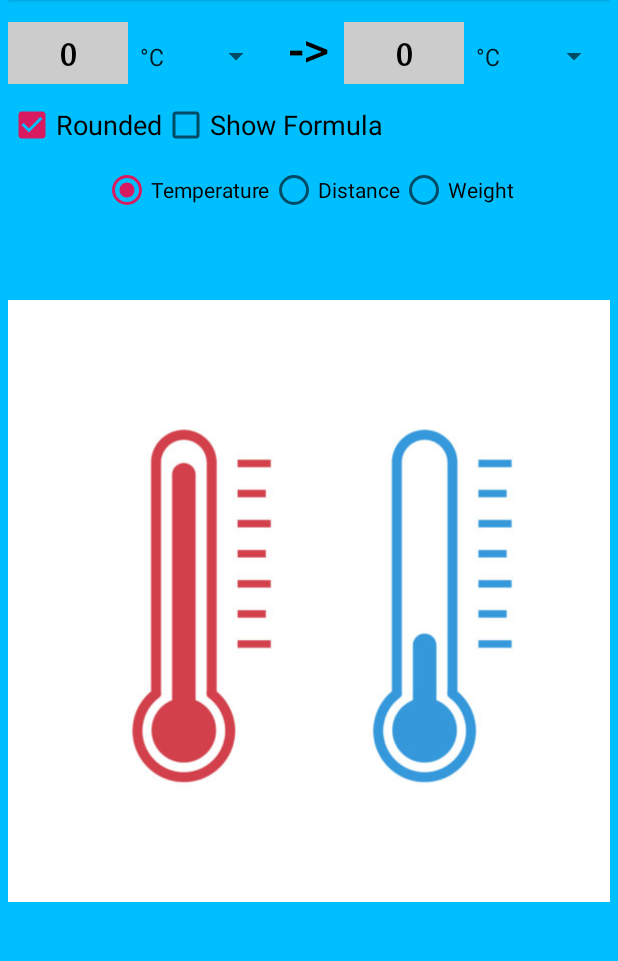
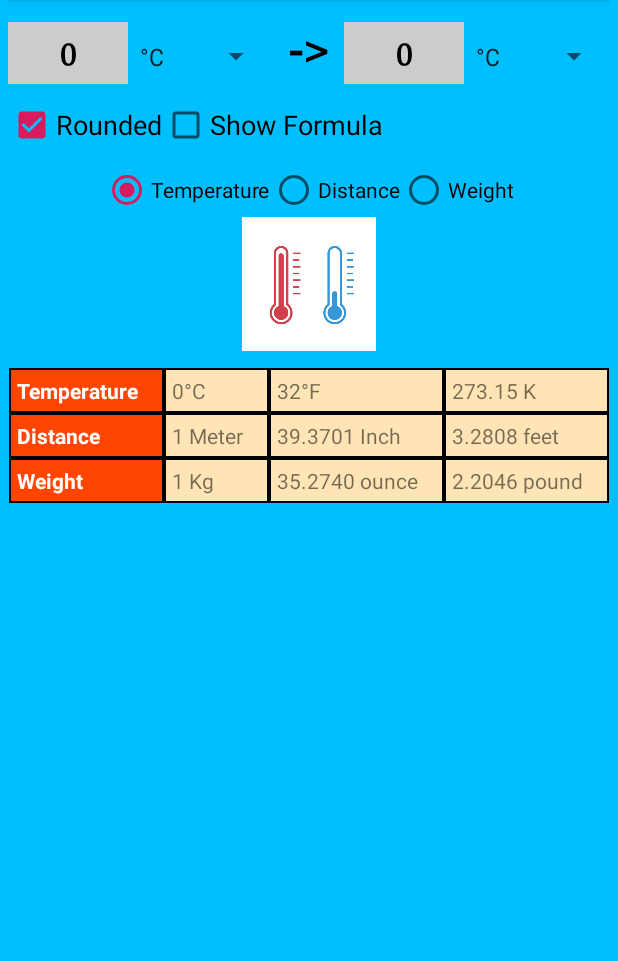
Before and after one commit to gaizkazaqhariou/Task1-BasicApp, an Android app: the screen it shows after launch (MainActivity), on a phone screen of 412 x 824 dp, the part 251-1212 px from its top. Run offline under Robolectric (Android 15) with nearby library versions, the phone set to English and light mode, and no system bars.

Commit message:
complete task 8 & 9

```diff
--- /dev/null
+++ b/app/src/main/res/drawable/cell_style.xml
@@ -0,0 +1,14 @@
+<?xml version="1.0" encoding="utf-8"?>
+<shape xmlns:android="http://schemas.android.com/apk/res/android"
+    android:shape="rectangle">
+
+    <gradient
+        android:angle="90"
+        android:centerColor="#FFE4B5"
+        android:endColor="#FFE4B5"
+        android:startColor="#FFE4B5"
+        android:type="linear" />
+    <stroke
+        android:width="1dp"
+        android:color="#000000" />
+</shape>
--- /dev/null
+++ b/app/src/main/res/drawable/header_style.xml
@@ -0,0 +1,13 @@
+<?xml version="1.0" encoding="utf-8"?>
+<shape xmlns:android="http://schemas.android.com/apk/res/android"
+    android:shape="rectangle">
+    <gradient
+        android:angle="90"
+        android:centerColor="#FF4500"
+        android:endColor="#FF4500"
+        android:startColor="#FF4500"
+        android:type="linear" />
+    <stroke
+        android:width="1dp"
+        android:color="#000000" />
+</shape>
--- a/app/src/main/res/layout/activity_main.xml
+++ b/app/src/main/res/layout/activity_main.xml
@@ -167,12 +167,136 @@
 
     <ImageView
         android:id="@+id/imgFormula"
-        android:layout_width="match_parent"
-        android:layout_height="match_parent"
+        android:layout_width="89dp"
+        android:layout_height="89dp"
         android:layout_below="@+id/radioGroup"
         android:layout_centerHorizontal="true"
         android:layout_marginTop="1pt"
         android:src="@drawable/temperature"
         android:visibility="visible" />
 
+    <TableLayout
+        android:id="@+id/table"
+        android:layout_width="wrap_content"
+        android:layout_height="wrap_content"
+        android:layout_below="@+id/imgFormula"
+        android:layout_centerHorizontal="true"
+        android:layout_marginTop="5pt"
+        android:stretchColumns="*">
+
+        <TableRow>
+
+            <TextView
+                android:id="@+id/tv11"
+                android:layout_width="wrap_content"
+                android:layout_height="wrap_content"
+                android:background="@drawable/header_style"
+                android:padding="5dp"
+                android:text="@string/rbTemp"
+                android:textColor="#FFFFFF"
+                android:textStyle="bold" />
+
+            <TextView
+                android:id="@+id/tv12"
+                android:layout_width="wrap_content"
+                android:layout_height="wrap_content"
+                android:background="@drawable/cell_style"
+                android:padding="5dp"
+                android:text="0°C" />
+
+            <TextView
+                android:id="@+id/tv13"
+                android:layout_width="wrap_content"
+                android:layout_height="wrap_content"
+                android:background="@drawable/cell_style"
+                android:padding="5dp"
+                android:text="32°F" />
+
+            <TextView
+                android:id="@+id/tv14"
+                android:layout_width="wrap_content"
+                android:layout_height="wrap_content"
+                android:background="@drawable/cell_style"
+                android:padding="5dp"
+                android:text="273.15 K" />
+
+        </TableRow>
+
+        <TableRow>
+
+            <TextView
+                android:id="@+id/tv21"
+                android:layout_width="wrap_content"
+                android:layout_height="wrap_content"
+                android:background="@drawable/header_style"
+                android:padding="5dp"
+                android:text="@string/rbDist"
+                android:textColor="#FFFFFF"
+                android:textStyle="bold" />
+
+            <TextView
+                android:id="@+id/tv22"
+                android:layout_width="wrap_content"
+                android:layout_height="wrap_content"
+                android:background="@drawable/cell_style"
+                android:padding="5dp"
+                android:text="1 Meter" />
+
+            <TextView
+                android:id="@+id/tv23"
+                android:layout_width="wrap_content"
+                android:layout_height="wrap_content"
+                android:background="@drawable/cell_style"
+                android:padding="5dp"
+                android:text="39.3701 Inch" />
+
+            <TextView
+                android:id="@+id/tv24"
+                android:layout_width="wrap_content"
+                android:layout_height="wrap_content"
+                android:background="@drawable/cell_style"
+                android:padding="5dp"
+                android:text="3.2808 feet" />
+
+        </TableRow>
+
+        <TableRow>
+
+            <TextView
+                android:id="@+id/tv31"
+                android:layout_width="wrap_content"
+                android:layout_height="wrap_content"
+                android:background="@drawable/header_style"
+                android:padding="5dp"
+                android:text="@string/rbWeight"
+                android:textColor="#FFFFFF"
+                android:textStyle="bold" />
+
+            <TextView
+                android:id="@+id/tv32"
+                android:layout_width="wrap_content"
+                android:layout_height="wrap_content"
+                android:background="@drawable/cell_style"
+                android:padding="5dp"
+                android:text="1 Kg" />
+
+            <TextView
+                android:id="@+id/tv33"
+                android:layout_width="wrap_content"
+                android:layout_height="wrap_content"
+                android:background="@drawable/cell_style"
+                android:padding="5dp"
+                android:text="35.2740 ounce" />
+
+            <TextView
+                android:id="@+id/tv34"
+                android:layout_width="wrap_content"
+                android:layout_height="wrap_content"
+                android:background="@drawable/cell_style"
+                android:padding="5dp"
+                android:text="2.2046 pound" />
+
+        </TableRow>
+
+    </TableLayout>
 </RelativeLayout>
```
Also changed, not shown: 4 other files.
